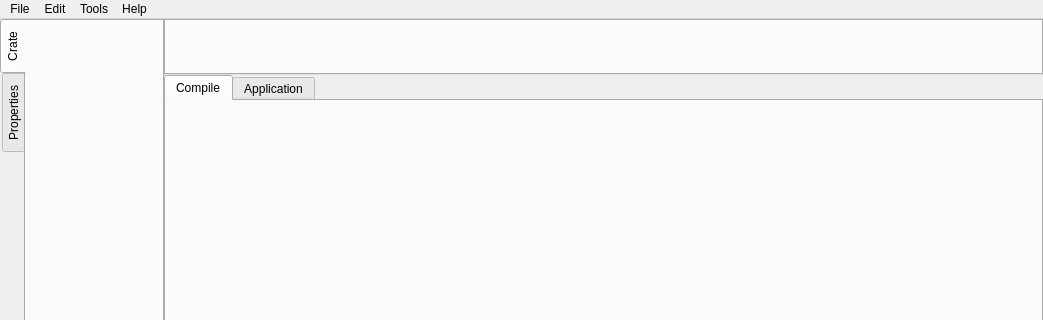
The window that Source/UI/MainWindow.ui (krre/afterglow) describes before a commit, drawn with Qt 5; both pictures show x 0 to 1043 and y 0 to 320 of the 1043 by 621 pixel window.
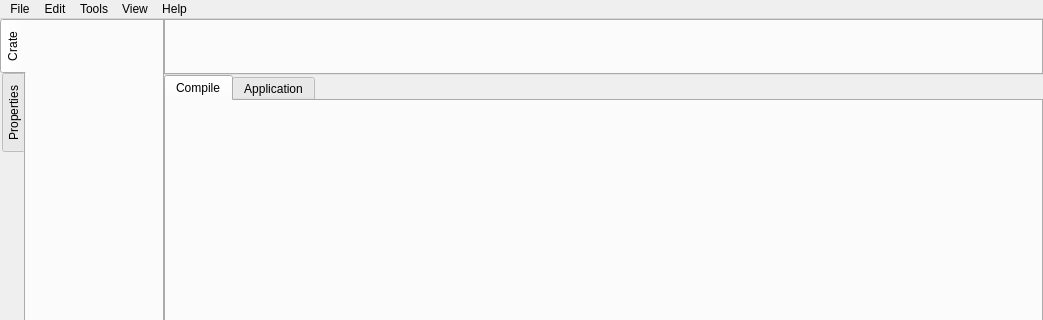
The same window after the commit.

Commit message: Add menu actions for toggling sidebar and output panel

```diff
--- a/Source/UI/MainWindow.ui
+++ b/Source/UI/MainWindow.ui
@@ -173,9 +173,17 @@
     </property>
     <addaction name="actionOptions"/>
    </widget>
+   <widget class="QMenu" name="menuView">
+    <property name="title">
+     <string>View</string>
+    </property>
+    <addaction name="actionShowSidebar"/>
+    <addaction name="actionShowOutput"/>
+   </widget>
    <addaction name="menuFile"/>
    <addaction name="menuEdit"/>
    <addaction name="menuTools"/>
+   <addaction name="menuView"/>
    <addaction name="menuHelp"/>
   </widget>
   <action name="actionExit">
```
Left out of the diff: 22 changed lines with no effect on the pictures. The commit also changes 2 other files.
